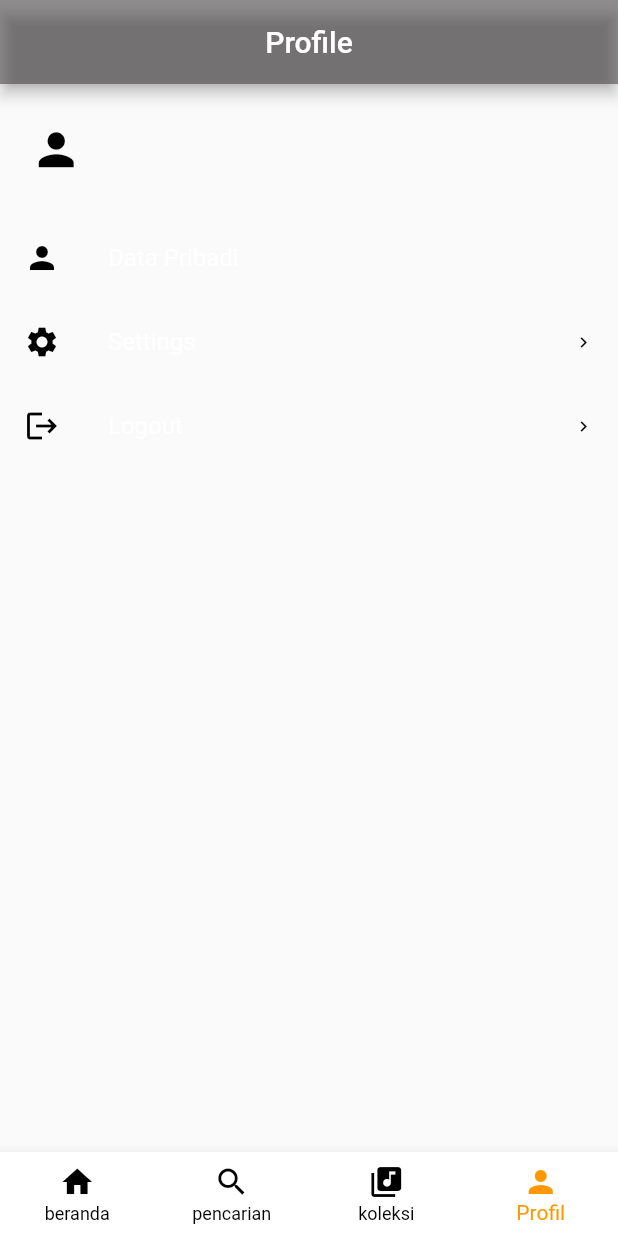
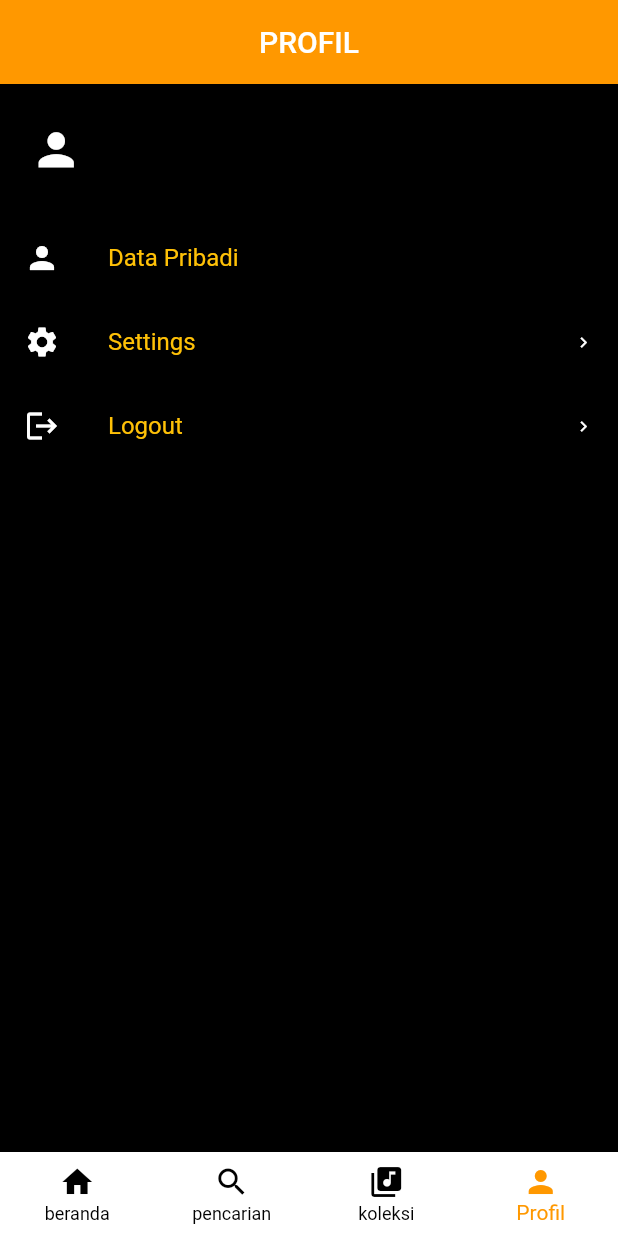
Before and after one commit to maitreyiaa/noice-app, a Flutter app: the Home screen opened directly, item 4 of the bottom bar chosen, on a phone screen of 412 x 824 dp. Run offline on Flutter 3.47's test engine with Material 2 defaults, Android fonts, the phone set to English and light mode, and no system bars; our stand-ins replace firebase_auth, firebase_core, firebase_messaging, flutter_local_notifications, shared_preferences; accounts and stored records are empty; network calls fail.

Commit message:
new update

```diff
--- a/lib/kedua/listCustom.dart
+++ b/lib/kedua/listCustom.dart
@@ -54,7 +54,6 @@ Widget listCustom(
   );
 }
 
-List favoritPodcast = [];
 List podcastList = [
   {
     'episode': 'EPS 31: SEKOLAH TIDAK PENTING',
--- /dev/null
+++ b/lib/kedua/playlistStuff/functionList.dart
@@ -0,0 +1,29 @@
+import 'package:flutter/material.dart';
+
+class CRUD with ChangeNotifier{
+  List<tipeData> _playlist = [];
+  List<tipeData> get playlist => _playlist;
+
+  void tambah(tipeData data){
+    _playlist.add(data);
+    notifyListeners();
+  }
+  void hapus(tipeData data){
+    _playlist = _playlist.where((item) => item.id != data.id).toList();
+    notifyListeners();
+  }
+  void ganti(tipeData data){
+    _playlist[_playlist.indexWhere((item) => item.id == data.id)] = data;
+    notifyListeners();
+  }
+}
+
+class tipeData {
+  final String id;
+  final String data;
+
+  tipeData({
+    required this.id,
+    required this.data,
+  });
+}
--- /dev/null
+++ b/lib/keempat/editProfile.dart
@@ -0,0 +1,15 @@
+import 'package:flutter/material.dart';
+
+class editProfil extends StatefulWidget {
+  const editProfil({Key? key}) : super(key: key);
+
+  State<editProfil> createState() => _editProfilState();
+}
+
+class _editProfilState extends State<editProfil> {
+  Widget build(BuildContext context) {
+    return MaterialApp(
+
+    );
+  }
+}
--- a/lib/keempat/keempat.dart
+++ b/lib/keempat/keempat.dart
@@ -18,7 +18,6 @@ class _MoreState extends State<More> {
       nim = prefs.getString('nim');
     });
   }
-
   @override
   void initState() {
     // TODO: implement initState
@@ -28,11 +27,17 @@ class _MoreState extends State<More> {
 
   @override
   Widget build(BuildContext context) {
-    return Scaffold(
+    return MaterialApp(
+        home: Scaffold(
+      backgroundColor: Colors.black,
       appBar: AppBar(
         centerTitle: true,
-        backgroundColor: const Color.fromARGB(137, 59, 55, 55),
-        title: const Text('Profile'),
+        backgroundColor: Colors.orange,
+        title: const Text(
+          'PROFIL',
+          style: TextStyle(
+              fontWeight: FontWeight.w500, color: Colors.white, fontSize: 20),
+        ),
       ),
       body: Column(
         children: [
@@ -41,7 +46,10 @@ class _MoreState extends State<More> {
             child: Row(
               mainAxisAlignment: MainAxisAlignment.start,
               children: [
-                const Icon(Icons.person, color: Colors.black, size: 35),
+                const Icon(
+                    Icons.person,
+                    color: Colors.white,
+                    size: 35),
                 const SizedBox(
                   width: 20,
                 ),
@@ -52,14 +60,14 @@ class _MoreState extends State<More> {
                       nama ?? '',
                       style: const TextStyle(
                         fontSize: 25,
-                        color: Colors.white,
+                        color: Colors.amber,
                       ),
                     ),
                     Text(
                       nim ?? '',
                       style: const TextStyle(
                         fontSize: 16,
-                        color: Colors.white,
+                        color: Colors.amber,
                       ),
                     )
                   ],
@@ -72,40 +80,40 @@ class _MoreState extends State<More> {
               const ListTile(
                 leading: Icon(
                   Icons.person,
-                  color: Colors.black,
+                  color: Colors.white,
                 ),
                 title: Text(
                   'Data Pribadi',
-                  style: TextStyle(color: Colors.white),
+                  style: TextStyle(color: Colors.amber),
                 ),
               ),
               const ListTile(
                 leading: Icon(
                   Icons.settings,
-                  color: Colors.black,
+                  color: Colors.white,
                 ),
                 title: Text(
                   'Settings',
-                  style: TextStyle(color: Colors.white),
+                  style: TextStyle(color: Colors.amber),
                 ),
                 trailing: Icon(
                   Icons.chevron_right,
-                  color: Colors.black,
+                  color: Colors.white,
                   size: 14,
                 ),
               ),
               ListTile(
                 leading: const Icon(
                   Icons.logout,
-                  color: Colors.black,
+                  color: Colors.white,
                 ),
                 title: const Text(
                   'Logout',
-                  style: TextStyle(color: Colors.white),
+                  style: TextStyle(color: Colors.amber),
                 ),
                 trailing: const Icon(
                   Icons.chevron_right,
-                  color: Colors.black,
+                  color: Colors.white,
                   size: 14,
                 ),
                 onTap: () async {
@@ -118,6 +126,6 @@ class _MoreState extends State<More> {
           )
         ],
       ),
-    );
+    ));
   }
 }
--- /dev/null
+++ b/lib/keempat/profile.dart
@@ -0,0 +1,31 @@
+import 'package:flutter/material.dart';
+
+class profil extends StatefulWidget {
+  const profil({Key? key}) : super(key: key);
+
+  State<profil> createState() => _profilState();
+}
+
+class _profilState extends State<profil> {
+  Widget build(BuildContext context) {
+    return MaterialApp(
+      home: Scaffold(
+        backgroundColor: Colors.black,
+        appBar: AppBar(
+          centerTitle: true,
+          backgroundColor: Colors.orange,
+          title: const Text(
+            'PROFIL',
+            style: TextStyle(
+                fontWeight: FontWeight.w500,
+                color: Colors.white,
+                fontSize: 20),
+          ),
+        ),
+        body: Column(
+
+        ),
+      )
+    );
+  }
+}
```
Also changed, not shown: lib/kedua/KoleksiNoice.dart (+7 -27 lines), lib/kedua/playlistStuff/addupdate.dart (added, +74 -0 lines), lib/kedua/playlistStuff/playlist.dart (added, +96 -0 lines), lib/kedua/playlistStuff/widget.dart (added, +37 -0 lines), lib/main.dart (+25 -15 lines), pubspec.yaml (+7 -2 lines), pubspec.lock.
